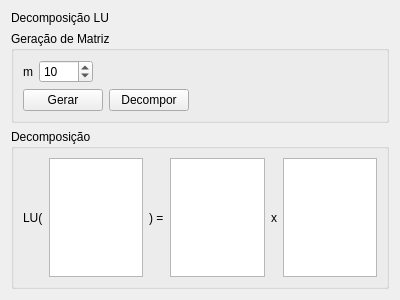
First picture: the form in Algebra/Matrix01/lu_tab.ui, repository RicardoBusta/Doutorado, before the edit.
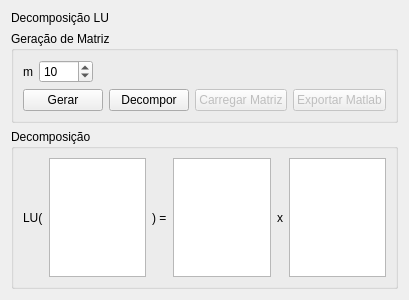
Second picture: the form after the edit.

Commit message: Adicionando botão de carregar matriz de arquivo e exportar para o matlab.

```diff
--- a/Algebra/Matrix01/lu_tab.ui
+++ b/Algebra/Matrix01/lu_tab.ui
@@ -80,6 +80,26 @@
           </property>
          </widget>
         </item>
+        <item>
+         <widget class="QPushButton" name="pushButton">
+          <property name="enabled">
+           <bool>false</bool>
+          </property>
+          <property name="text">
+           <string>Carregar Matriz</string>
+          </property>
+         </widget>
+        </item>
+        <item>
+         <widget class="QPushButton" name="pushButton_2">
+          <property name="enabled">
+           <bool>false</bool>
+          </property>
+          <property name="text">
+           <string>Exportar Matlab</string>
+          </property>
+         </widget>
+        </item>
         <item>
          <spacer name="horizontalSpacer_2">
           <property name="orientation">
```
The commit also changes 17 other files.
